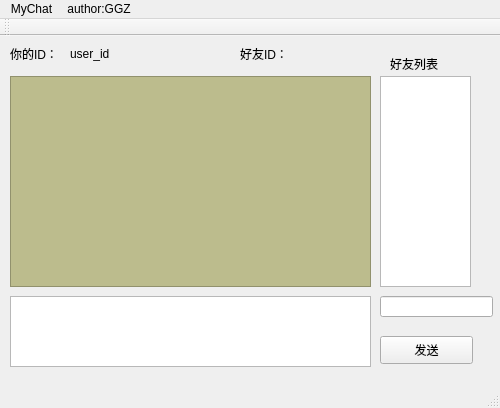
Zero-GGZ/MyChat, file client/mainwindow.ui: the form before one commit.
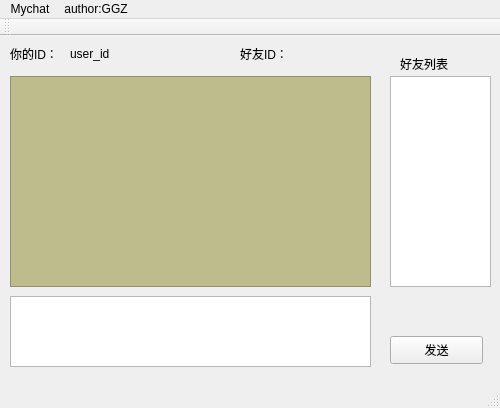
The form after the commit.

Diff of the .ui file:
```diff
--- a/client/mainwindow.ui
+++ b/client/mainwindow.ui
@@ -42,7 +42,7 @@
    <widget class="QPushButton" name="pushButton">
     <property name="geometry">
      <rect>
-      <x>380</x>
+      <x>390</x>
       <y>300</y>
       <width>93</width>
       <height>28</height>
@@ -68,7 +68,7 @@
    <widget class="QLabel" name="label_2">
     <property name="geometry">
      <rect>
-      <x>390</x>
+      <x>400</x>
       <y>20</y>
       <width>72</width>
       <height>15</height>
@@ -94,9 +94,9 @@
    <widget class="QListWidget" name="list_friend_number">
     <property name="geometry">
      <rect>
-      <x>380</x>
+      <x>390</x>
       <y>40</y>
-      <width>91</width>
+      <width>101</width>
       <height>211</height>
      </rect>
     </property>
@@ -127,16 +127,6 @@
      <string/>
     </property>
    </widget>
-   <widget class="QLineEdit" name="tmp_friend_id">
-    <property name="geometry">
-     <rect>
-      <x>380</x>
-      <y>260</y>
-      <width>113</width>
-      <height>21</height>
-     </rect>
-    </property>
-   </widget>
   </widget>
   <widget class="QToolBar" name="mainToolBar">
    <attribute name="toolBarArea">
@@ -158,7 +148,7 @@
    </property>
    <widget class="QMenu" name="menuDataAcq">
     <property name="title">
-     <string>MyChat</string>
+     <string>Mychat</string>
     </property>
    </widget>
    <widget class="QMenu" name="menuAuthor_GGZ">
```
